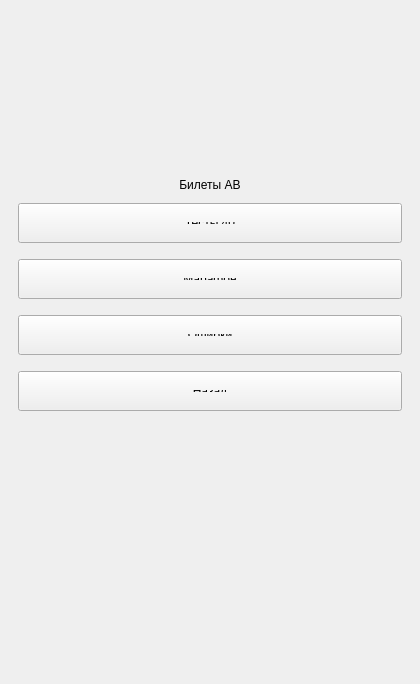
misha258734/driving_app, file mainwindow.ui: the form before one commit.
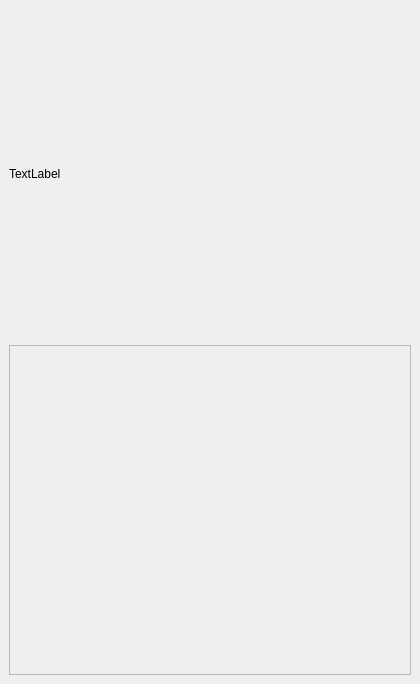
The form after the commit. The open tabs and pages were chosen to show the change.

Commit message: prepared interface for tickets and its storage in text file

Diff of the .ui file:
```diff
--- a/mainwindow.ui
+++ b/mainwindow.ui
@@ -33,11 +33,14 @@
     <property name="bottomMargin">
      <number>0</number>
     </property>
-    <property name="spacing">
-     <number>0</number>
-    </property>
-    <item row="0" column="4">
+    <item row="0" column="0">
      <widget class="QStackedWidget" name="app_stacked_widget">
+      <property name="minimumSize">
+       <size>
+        <width>0</width>
+        <height>50</height>
+       </size>
+      </property>
       <property name="styleSheet">
        <string notr="true"/>
       </property>
@@ -307,32 +310,6 @@
              </property>
             </widget>
            </item>
-           <item row="2" column="0">
-            <widget class="QPushButton" name="goto_ab_marathon_button">
-             <property name="minimumSize">
-              <size>
-               <width>0</width>
-               <height>50</height>
-              </size>
-             </property>
-             <property name="text">
-              <string>Марафон</string>
-             </property>
-            </widget>
-           </item>
-           <item row="4" column="0">
-            <widget class="QPushButton" name="ab_tickets_back_button">
-             <property name="minimumSize">
-              <size>
-               <width>0</width>
-               <height>50</height>
-              </size>
-             </property>
-             <property name="text">
-              <string>Назад</string>
-             </property>
-            </widget>
-           </item>
            <item row="1" column="0">
             <widget class="QPushButton" name="goto_ab_test_button">
              <property name="minimumSize">
@@ -342,11 +319,11 @@
               </size>
              </property>
              <property name="text">
-              <string>Тесты 40</string>
+              <string>Билеты</string>
              </property>
             </widget>
            </item>
-           <item row="3" column="0">
+           <item row="2" column="0">
             <widget class="QPushButton" name="goto_ab_errors_button">
              <property name="minimumSize">
               <size>
@@ -359,18 +336,41 @@
              </property>
             </widget>
            </item>
+           <item row="3" column="0">
+            <widget class="QPushButton" name="goto_ab_marathon_button">
+             <property name="minimumSize">
+              <size>
+               <width>0</width>
+               <height>50</height>
+              </size>
+             </property>
+             <property name="text">
+              <string>Марафон</string>
+             </property>
+            </widget>
+           </item>
+           <item row="4" column="0">
+            <widget class="QPushButton" name="ab_tickets_back_button">
+             <property name="minimumSize">
+              <size>
+               <width>0</width>
+               <height>50</height>
+              </size>
+             </property>
+             <property name="text">
+              <string>Назад</string>
+             </property>
+            </widget>
+           </item>
            <item row="5" column="0">
             <spacer name="verticalSpacer_5">
              <property name="orientation">
               <enum>Qt::Orientation::Vertical</enum>
              </property>
-             <property name="sizeType">
-              <enum>QSizePolicy::Policy::Expanding</enum>
-             </property>
              <property name="sizeHint" stdset="0">
               <size>
                <width>20</width>
-               <height>276</height>
+               <height>162</height>
               </size>
              </property>
             </spacer>
@@ -380,6 +380,28 @@
         </item>
        </layout>
       </widget>
+      <widget class="QWidget" name="ab_tickets_chose_page">
+       <layout class="QGridLayout" name="gridLayout_12">
+        <item row="1" column="0">
+         <widget class="QFrame" name="tickets_buttons_frame">
+          <property name="frameShape">
+           <enum>QFrame::Shape::StyledPanel</enum>
+          </property>
+          <property name="frameShadow">
+           <enum>QFrame::Shadow::Raised</enum>
+          </property>
+          <layout class="QGridLayout" name="gridLayout_13"/>
+         </widget>
+        </item>
+        <item row="0" column="0">
+         <widget class="QLabel" name="ab_ticket_chose_title_label">
+          <property name="text">
+           <string>TextLabel</string>
+          </property>
+         </widget>
+        </item>
+       </layout>
+      </widget>
       <widget class="QWidget" name="cd_tickets_page">
        <layout class="QGridLayout" name="gridLayout_6">
         <item row="0" column="0">
```
Left out of the diff: 6 changed lines with no effect on the pictures. The commit also changes 9 other files.
